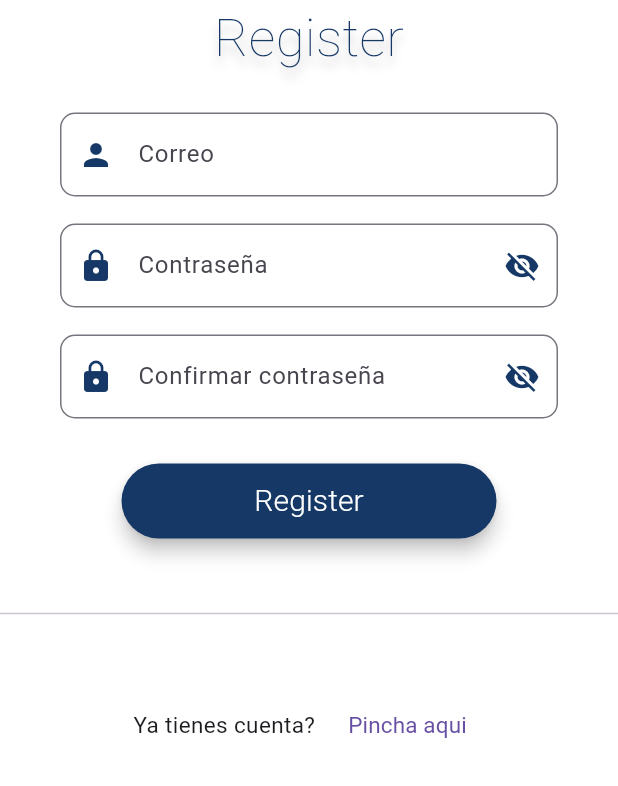
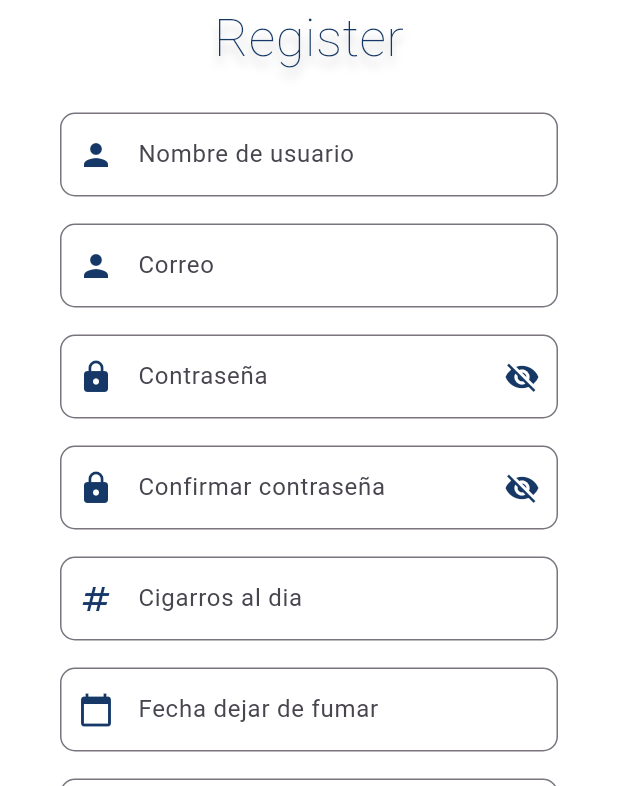
Before and after one commit to Danicorsan/StopNow, a Flutter app: the screen it shows after launch, after a tap on "Pincha aqui", on a phone screen of 412 x 824 dp, the part 450-1236 px from its top. Run offline on Flutter 3.47's test engine with Material 3 defaults, Android fonts, the phone set to English and light mode, and no system bars; our stand-ins replace supabase_flutter; accounts and stored records are empty; network calls fail.

Commit message:
Refactorización del enrutamiento y mejora de la navegación en las páginas de inicio de sesión y registro

```diff
--- a/lib/main.dart
+++ b/lib/main.dart
@@ -1,7 +1,6 @@
 import 'package:flutter/material.dart';
 import 'package:provider/provider.dart';
 import 'package:stopnow/routes/app_routes.dart';
-import 'package:stopnow/ui/login/login_page.dart';
 import 'package:stopnow/ui/login/login_provider.dart';
 import 'package:stopnow/ui/register/register_provider.dart';
 import 'package:stopnow/utils/constants/supabase.dart';
--- a/lib/routes/app_routes.dart
+++ b/lib/routes/app_routes.dart
@@ -6,21 +6,33 @@ import 'package:stopnow/ui/register/register_page.dart';
 class AppRoutes {
   static const String home = '/home';
   static const String login = '/login';
-  static const String register = "/register";
-
-  static final Map<String, WidgetBuilder> routes = {
-    home: (_) => HomePage(),
-    login: (_) => LoginPage(),
-    register: (_) => RegisterPage(),
-  };
+  static const String register = '/register';
 
   static Route<dynamic> generateRoute(RouteSettings settings) {
-    final builder = routes[settings.name];
-    if (builder != null) {
-      return MaterialPageRoute(builder: builder, settings: settings);
-    } else {
-      return MaterialPageRoute(
-          builder: (_) => Scaffold(body: Center(child: Placeholder())));
+    switch (settings.name) {
+      case home:
+        return MaterialPageRoute(builder: (_) => const HomePage());
+
+      case login:
+        // Cogemos los argumentos de la ruta
+        final args = settings.arguments as Map<String, String>?;
+
+        return MaterialPageRoute(
+          builder: (_) => LoginPage(
+            email: args?['email'],
+            password: args?['password'],
+          ),
+        );
+
+      case register:
+        return MaterialPageRoute(builder: (_) => const RegisterPage());
+
+      default:
+        return MaterialPageRoute(
+          builder: (_) => const Scaffold(
+            body: Center(child: Text('Página no encontrada')),
+          ),
+        );
     }
   }
 }
--- a/lib/ui/home/home_page.dart
+++ b/lib/ui/home/home_page.dart
@@ -13,13 +13,15 @@ class _HomePageState extends State<HomePage> {
 
   @override
   Widget build(BuildContext context) {
-    return Column(
-      children: [
-        TextButton(
-          onPressed: () => _auth.signOut(),
-          child: const Text("Salir"),
-        )
-      ],
+    return Scaffold(
+      body: Center(
+          child: TextButton(
+        onPressed: () {
+          _auth.signOut();
+          Navigator.pushReplacementNamed(context, '/login');
+          },
+        child: const Text("Salir"),
+      )),
     );
   }
 }
--- a/lib/ui/login/login_page.dart
+++ b/lib/ui/login/login_page.dart
@@ -35,12 +35,11 @@ class _LoginPageState extends State<LoginPage> {
 
   bool isPasswordVisible = true;
 
-
   @override
   void dispose() {
-    super.dispose();
     _emailController.dispose();
     _passwordController.dispose();
+    super.dispose();
   }
 
   @override
@@ -134,14 +133,15 @@ class _LoginPageState extends State<LoginPage> {
                   elevation: 5,
                 ),
                 onPressed: () async {
+
                   loginProvider.setCorreo(_emailController.text);
                   loginProvider.setPassword(_passwordController.text);
+
                   await loginProvider.login();
 
                   if (loginProvider.loginState == LoginState.success) {
-                    Navigator.of(context).push(MaterialPageRoute(
-                      builder: (context) => const HomePage(),
-                    ));
+                    // Navegar a la página de inicio
+                    Navigator.pushReplacementNamed(context, '/home');
                   } else if (loginProvider.loginState == LoginState.error) {
                     // Mostrar SnackBar con el error
                     ScaffoldMessenger.of(context).showSnackBar(
--- a/lib/ui/login/login_provider.dart
+++ b/lib/ui/login/login_provider.dart
@@ -21,8 +21,6 @@ class LoginProvider extends ChangeNotifier {
     loginState = LoginState.loading;
     notifyListeners();
 
-    await Future.delayed(const Duration(milliseconds: 5000));
-
     if (correo.isEmpty || contrasenia.isEmpty) {
       loginState = LoginState.error;
       errorMessage = "Por favor, ingrese su correo y contraseña";
@@ -34,7 +32,7 @@ class LoginProvider extends ChangeNotifier {
 
     if (result is BaseResultError) {
       loginState = LoginState.error;
-      errorMessage = result.message;
+      errorMessage = "Revisa el correo y la contraseña";
       notifyListeners();
       return;
     } else if (result is BaseResultSuccess) {
--- a/lib/ui/register/register_page.dart
+++ b/lib/ui/register/register_page.dart
@@ -17,8 +17,30 @@ class _RegisterPageState extends State<RegisterPage> {
   final TextEditingController _passwordController = TextEditingController();
   final TextEditingController _confirmPasswordController =
       TextEditingController();
+  final TextEditingController _userNameController =
+      TextEditingController();
+  final TextEditingController _cigarrosAlDiaController = TextEditingController();
+  final TextEditingController _fechaDejarDeFumarController = TextEditingController();
+  final TextEditingController _cigarrosPaqueteController = TextEditingController();
+  final TextEditingController _precioPaqueteController = TextEditingController();
+
   bool isPasswordVisible = true;
   bool isConfirmPasswordVisible = true;
+
+
+  @override
+  void dispose() {
+    _emailController.dispose();
+    _passwordController.dispose();
+    _confirmPasswordController.dispose();
+    _userNameController.dispose();
+    _cigarrosAlDiaController.dispose();
+    _fechaDejarDeFumarController.dispose();
+    _cigarrosPaqueteController.dispose();
+    _precioPaqueteController.dispose();
+    super.dispose();
+  }
+
 
   @override
   Widget build(BuildContext context) {
@@ -35,7 +57,6 @@ class _RegisterPageState extends State<RegisterPage> {
               const SizedBox(
                 height: 50,
               ),
-              //simulando el logo de la app
               Image.asset(
                 'assets/logo-fondo-blanco.png',
                 height: 250,
@@ -55,6 +76,23 @@ class _RegisterPageState extends State<RegisterPage> {
                     ]),
               ),
               const SizedBox(height: 25),
+              Padding(
+                padding: const EdgeInsets.only(left: 40.0, right: 40.0),
+                child: TextField(
+                  controller: _userNameController,
+                  decoration: const InputDecoration(
+                    prefixIcon: Icon(
+                      Icons.person,
+                      color: Color.fromARGB(255, 21, 56, 102),
+                    ),
+                    labelText: 'Nombre de usuario',
+                    border: OutlineInputBorder(
+                      borderRadius: BorderRadius.all(Radius.circular(10.0)),
+                    ),
+                  ),
+                ),
+              ),
+              const SizedBox(height: 18),
               Padding(
                 padding: const EdgeInsets.only(left: 40.0, right: 40.0),
                 child: TextField(
@@ -133,6 +171,74 @@ class _RegisterPageState extends State<RegisterPage> {
                   obscureText: isConfirmPasswordVisible,
                 ),
               ),
+              const SizedBox(height: 18),
+              Padding(
+                padding: const EdgeInsets.only(left: 40.0, right: 40.0),
+                child: TextField(
+                  controller: _cigarrosAlDiaController,
+                  decoration: const InputDecoration(
+                    prefixIcon: Icon(
+                      Icons.numbers,
+                      color: Color.fromARGB(255, 21, 56, 102),
+                    ),
+                    labelText: 'Cigarros al dia',
+                    border: OutlineInputBorder(
+                      borderRadius: BorderRadius.all(Radius.circular(10.0)),
+                    ),
+                  ),
+                ),
+              ),
+              const SizedBox(height: 18),
+              Padding(
+                padding: const EdgeInsets.only(left: 40.0, right: 40.0),
+                child: TextField(
+                  controller: _fechaDejarDeFumarController,
+                  decoration: const InputDecoration(
+                    prefixIcon: Icon(
+                      Icons.calendar_today,
+                      color: Color.fromARGB(255, 21, 56, 102),
+                    ),
+                    labelText: 'Fecha dejar de fumar',
+                    border: OutlineInputBorder(
+                      borderRadius: BorderRadius.all(Radius.circular(10.0)),
+                    ),
+                  ),
+                ),
+              ),
+              const SizedBox(height: 18),
+              Padding(
+                padding: const EdgeInsets.only(left: 40.0, right: 40.0),
+                child: TextField(
+                  controller: _cigarrosPaqueteController,
+                  decoration: const InputDecoration(
+                    prefixIcon: Icon(
+                      Icons.numbers,
+                      color: Color.fromARGB(255, 21, 56, 102),
+                    ),
+                    labelText: 'Cigarros por paquete',
+                    border: OutlineInputBorder(
+                      borderRadius: BorderRadius.all(Radius.circular(10.0)),
+                    ),
+                  ),
+                ),
+              ),
+              const SizedBox(height: 18),
+              Padding(
+                padding: const EdgeInsets.only(left: 40.0, right: 40.0),
+                child: TextField(
+                  controller: _precioPaqueteController,
+                  decoration: const InputDecoration(
+                    prefixIcon: Icon(
+                      Icons.euro,
+                      color: Color.fromARGB(255, 21, 56, 102),
+                    ),
+                    labelText: 'Precio por paquete',
+                    border: OutlineInputBorder(
+                      borderRadius: BorderRadius.all(Radius.circular(10.0)),
+                    ),
+                  ),
+                ),
+              ),
               const SizedBox(height: 30),
               ElevatedButton(
                 style: ElevatedButton.styleFrom(
@@ -148,7 +254,7 @@ class _RegisterPageState extends State<RegisterPage> {
 
                   if (registerProvider.registerState == RegisterState.success) {
                     Navigator.of(context)
-                        .pushNamed(AppRoutes.login, arguments: {
+                        .pushReplacementNamed(AppRoutes.login, arguments: {
                       'email': _emailController.text,
                       'password': _passwordController.text,
                     });
@@ -171,10 +277,10 @@ class _RegisterPageState extends State<RegisterPage> {
                   }
                 },
                 child: registerProvider.registerState == RegisterState.loading
-                    ? Container(
+                    ? const SizedBox(
                         width: 20,
                         height: 20,
-                        child: const CircularProgressIndicator(
+                        child: CircularProgressIndicator(
                           strokeWidth: 1,
                           color: Color.fromARGB(255, 255, 255, 255),
                         ),
@@ -207,7 +313,7 @@ class _RegisterPageState extends State<RegisterPage> {
                   ),
                   TextButton(
                     onPressed: () => {
-                      Navigator.pushNamed(context, '/login'),
+                      Navigator.pushReplacementNamed(context, '/login'),
                     },
                     child: const Text(
                       'Pincha aqui',
```
